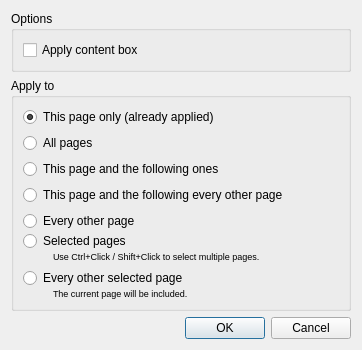
First picture: the form in filters/select_content/ui/SelectContentApplyDialog.ui, repository 4lex4/scantailor-advanced, before the edit.
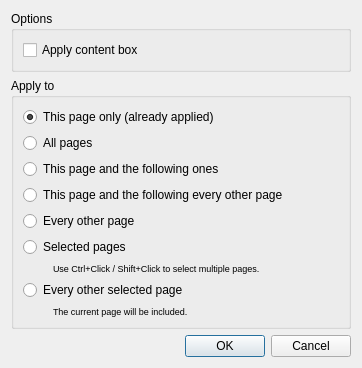
Second picture: the form after the edit.

Commit message: + ColorManager ~ Dark Scheme finished ~ Other changes

Patch:
```diff
--- a/filters/select_content/ui/SelectContentApplyDialog.ui
+++ b/filters/select_content/ui/SelectContentApplyDialog.ui
@@ -64,45 +64,12 @@
        </widget>
       </item>
       <item>
-       <widget class="QWidget" name="everyOtherPageWidget" native="true">
-        <layout class="QVBoxLayout" name="verticalLayout_3">
-         <property name="spacing">
-          <number>0</number>
-         </property>
-         <property name="margin">
-          <number>0</number>
-         </property>
-         <item>
-          <widget class="QWidget" name="everyOtherWidget" native="true">
-           <layout class="QVBoxLayout" name="verticalLayout_2">
-            <property name="spacing">
-             <number>0</number>
-            </property>
-            <property name="margin">
-             <number>0</number>
-            </property>
-            <item>
              <widget class="QRadioButton" name="thisEveryOtherRB">
               <property name="text">
                <string extracomment="All odd or even pages, depending on the current page being odd or even.">This page and the following every other page</string>
               </property>
              </widget>
             </item>
-           </layout>
-          </widget>
-         </item>
-        </layout>
-       </widget>
-      </item>
-      <item>
-       <widget class="QWidget" name="selectedPagesWidget" native="true">
-        <layout class="QVBoxLayout" name="verticalLayout_4">
-         <property name="spacing">
-          <number>0</number>
-         </property>
-         <property name="margin">
-          <number>0</number>
-         </property>
          <item>
           <widget class="QRadioButton" name="everyOtherRB">
            <property name="text">
@@ -149,18 +116,6 @@
            </item>
           </layout>
          </item>
-        </layout>
-       </widget>
-      </item>
-      <item>
-       <widget class="QWidget" name="everyOtherSelectedWidget" native="true">
-        <layout class="QVBoxLayout" name="verticalLayout">
-         <property name="spacing">
-          <number>0</number>
-         </property>
-         <property name="margin">
-          <number>0</number>
-         </property>
          <item>
           <widget class="QRadioButton" name="everyOtherSelectedRB">
            <property name="text">
@@ -199,9 +154,6 @@
             </widget>
            </item>
           </layout>
-         </item>
-        </layout>
-       </widget>
       </item>
      </layout>
     </widget>
```
Lines whose indentation alone changed are shown as unchanged. The commit also changes 70 other files.
